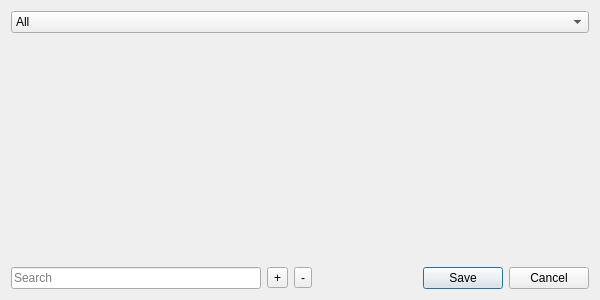
Old version of the form exportdialog.ui in the repository Kuszki/EW-Database.
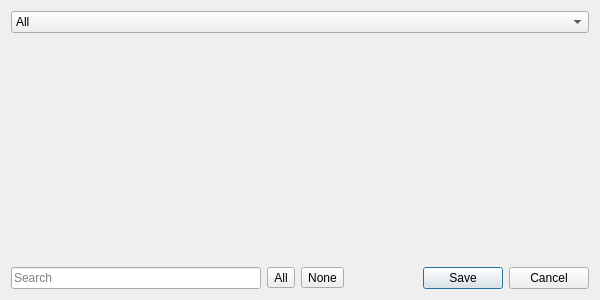
New version of the form. Icons and pictures are not drawn.

```diff
--- a/exportdialog.ui
+++ b/exportdialog.ui
@@ -82,29 +82,23 @@
    <item row="2" column="1">
     <widget class="QToolButton" name="selectButton">
      <property name="text">
-      <string>+</string>
+      <string>All</string>
      </property>
      <property name="icon">
       <iconset theme="list-add">
        <normaloff>.</normaloff>.</iconset>
      </property>
-     <property name="toolButtonStyle">
-      <enum>Qt::ToolButtonTextOnly</enum>
-     </property>
     </widget>
    </item>
    <item row="2" column="2">
     <widget class="QToolButton" name="unselectButton">
      <property name="text">
-      <string>-</string>
+      <string>None</string>
      </property>
      <property name="icon">
       <iconset theme="list-remove">
        <normaloff>.</normaloff>.</iconset>
      </property>
-     <property name="toolButtonStyle">
-      <enum>Qt::ToolButtonTextOnly</enum>
-     </property>
     </widget>
    </item>
    <item row="2" column="3">
```
Left out of the diff: 8 changed lines with no effect on the pictures.
